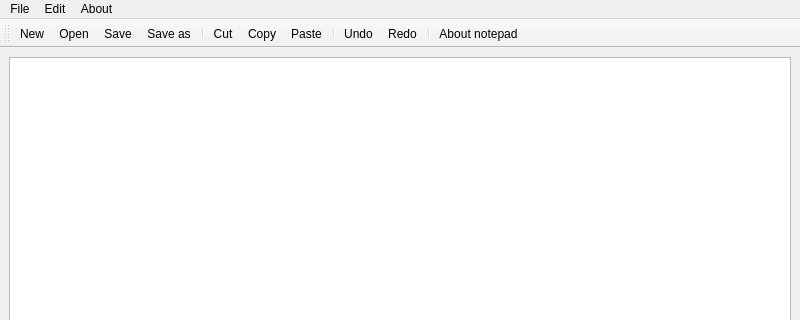
First picture: the form in mainwindow.ui, repository ly1122009/NotepadApp, before the edit; both pictures show x 0 to 800 and y 0 to 320 of the 800 by 600 pixel window.
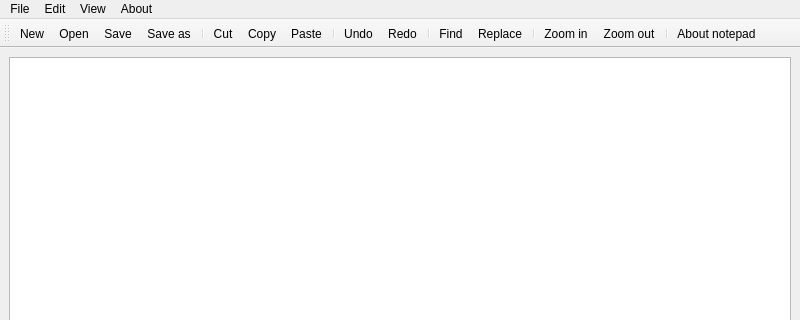
Second picture: the form after the edit. Icons and pictures are not drawn.

Commit message: update find feature

The edit to the form file:
```diff
--- a/mainwindow.ui
+++ b/mainwindow.ui
@@ -57,8 +57,16 @@
     </property>
     <addaction name="actionAbout_notepad"/>
    </widget>
+   <widget class="QMenu" name="menuView">
+    <property name="title">
+     <string>View</string>
+    </property>
+    <addaction name="actionZoom_in"/>
+    <addaction name="actionZoom_out"/>
+   </widget>
    <addaction name="menuFile"/>
    <addaction name="menuEdit"/>
+   <addaction name="menuView"/>
    <addaction name="menuAbout"/>
   </widget>
   <widget class="QStatusBar" name="statusbar"/>
@@ -84,6 +92,12 @@
    <addaction name="actionUndo"/>
    <addaction name="actionRedo"/>
    <addaction name="separator"/>
+   <addaction name="actionFind"/>
+   <addaction name="actionReplace"/>
+   <addaction name="separator"/>
+   <addaction name="actionZoom_in"/>
+   <addaction name="actionZoom_out"/>
+   <addaction name="separator"/>
    <addaction name="actionAbout_notepad"/>
   </widget>
   <action name="actionNew">
@@ -205,6 +219,51 @@
     <string>Ctrl+I</string>
    </property>
   </action>
+  <action name="actionFind">
+   <property name="icon">
+    <iconset theme="edit-find"/>
+   </property>
+   <property name="text">
+    <string>Find</string>
+   </property>
+   <property name="shortcut">
+    <string>Ctrl+F</string>
+   </property>
+  </action>
+  <action name="actionReplace">
+   <property name="icon">
+    <iconset resource="resource.qrc">
+     <normaloff>:/Icon/View/replace.png</normaloff>:/Icon/View/replace.png</iconset>
+   </property>
+   <property name="text">
+    <string>Replace</string>
+   </property>
+   <property name="shortcut">
+    <string>Ctrl+H</string>
+   </property>
+  </action>
+  <action name="actionZoom_in">
+   <property name="icon">
+    <iconset theme="QIcon::ThemeIcon::ZoomIn"/>
+   </property>
+   <property name="text">
+    <string>Zoom in</string>
+   </property>
+   <property name="shortcut">
+    <string>Ctrl+=</string>
+   </property>
+  </action>
+  <action name="actionZoom_out">
+   <property name="icon">
+    <iconset theme="QIcon::ThemeIcon::ZoomOut"/>
+   </property>
+   <property name="text">
+    <string>Zoom out</string>
+   </property>
+   <property name="shortcut">
+    <string>Ctrl+-</string>
+   </property>
+  </action>
  </widget>
  <resources>
   <include location="resource.qrc"/>
```
Left out of the diff: 3 changed lines with no effect on the pictures. The commit also changes 74 other files.
